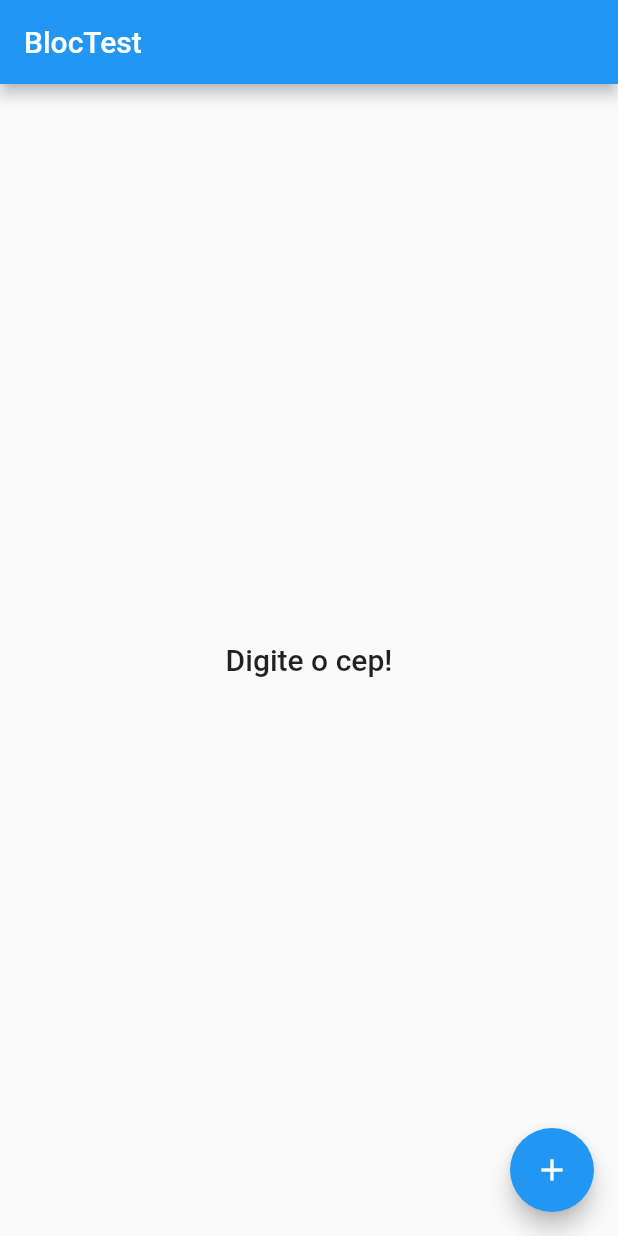
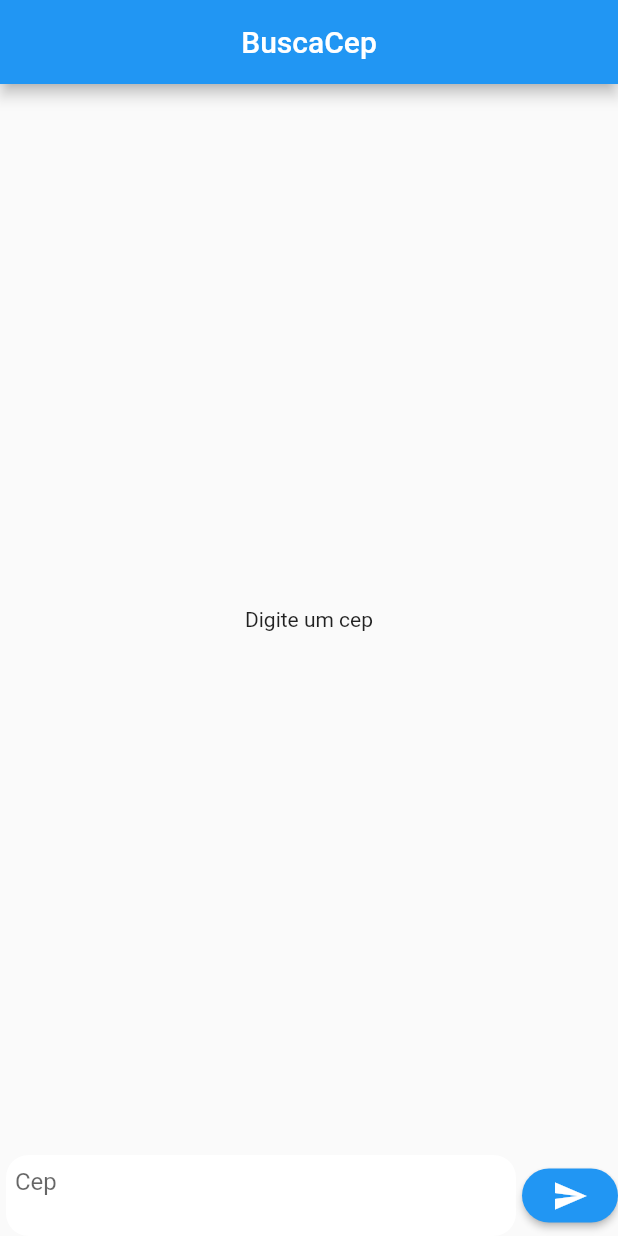
Before and after one commit to gamesilva/busca_cep_bloc, a Flutter app: the screen it shows after launch, on a phone screen of 412 x 824 dp. Run offline on Flutter 3.47's test engine with Material 2 defaults, Android fonts, the phone set to English and light mode, and no system bars; our stand-ins replace flutter_bloc.

Commit message:
feat: Adicionando o BLoC como gerenciador

```diff
--- a/lib/bloc/cep_cubit.dart
+++ /dev/null
@@ -1,21 +0,0 @@
-import 'package:busca_cep_bloc/bloc/cep_state.dart';
-import 'package:busca_cep_bloc/models/cep_model.dart';
-import 'package:busca_cep_bloc/services/cep_service.dart';
-import 'package:flutter/material.dart';
-import 'package:flutter_bloc/flutter_bloc.dart';
-
-class CepCubit extends Cubit<CepState> {
-  final CepService cepService;
-
-  CepCubit({@required this.cepService}) : super(CepState.none());
-
-  fetchCep(String cepToFind) async {
-    try {
-      emit(CepState.loading());
-      CepModel cep = await cepService.getCepInfos(cepToFind);
-      emit(CepState.success(cep));
-    } catch (e) {
-      emit(CepState.error());
-    }
-  }
-}
--- a/lib/bloc/cep_state.dart
+++ /dev/null
@@ -1,19 +0,0 @@
-import 'package:busca_cep_bloc/models/cep_model.dart';
-
-class CepState {
-  final CepModel cep;
-  final CepStatus status;
-
-  const CepState._({
-    this.cep,
-    this.status = CepStatus.none,
-  });
-
-  const CepState.none() : this._();
-  const CepState.loading() : this._(status: CepStatus.loading);
-  const CepState.error() : this._(status: CepStatus.error);
-  const CepState.success(CepModel cep)
-      : this._(status: CepStatus.success, cep: cep);
-}
-
-enum CepStatus { loading, success, error, none }
--- /dev/null
+++ b/lib/bloc/home_bloc.dart
@@ -0,0 +1,24 @@
+import 'package:busca_cep_bloc/bloc/home_event.dart';
+import 'package:busca_cep_bloc/bloc/home_state.dart';
+import 'package:busca_cep_bloc/models/cep_model.dart';
+import 'package:busca_cep_bloc/services/cep_service.dart';
+import 'package:flutter_bloc/flutter_bloc.dart';
+
+class HomeBloc extends Bloc<HomeEvent, HomeState> {
+  HomeBloc(HomeState initialState) : super(HomeStateLoading()) {
+    on<HomeEventFetchCep>((event, emit) async {
+      if (event.cepABuscar != null && event.cepABuscar.length > 0) {
+        emit(HomeStateLoading());
+        emit(await _fetchList(event.cepABuscar));
+      } else {
+        emit(HomeStateError(errorMessage: 'Digite um cep'));
+      }
+    });
+  }
+
+  Future<HomeState> _fetchList(String cepAProcurar) async {
+    Cep cep = await CepService().getCepInfos(cepAProcurar);
+
+    return HomeStateSuccess(cep: cep);
+  }
+}
--- /dev/null
+++ b/lib/bloc/home_event.dart
@@ -0,0 +1,11 @@
+import 'package:flutter/foundation.dart';
+
+class HomeEvent {}
+
+class HomeEventFetchCep extends HomeEvent {
+  final String cepABuscar;
+
+  HomeEventFetchCep({@required this.cepABuscar});
+}
+
+class HomeEventFetchListWithError extends HomeEvent {}
--- /dev/null
+++ b/lib/bloc/home_state.dart
@@ -0,0 +1,20 @@
+import 'package:busca_cep_bloc/models/cep_model.dart';
+import 'package:flutter/material.dart';
+
+class HomeState {}
+
+class HomeStateLoading extends HomeState {}
+
+class HomeStateError extends HomeState {
+  final String errorMessage;
+
+  HomeStateError({@required this.errorMessage});
+}
+
+class HomeStateSuccess extends HomeState {
+  final Cep cep;
+
+  HomeStateSuccess({@required this.cep});
+}
+
+class HomeStateNone extends HomeState {}
--- a/lib/main.dart
+++ b/lib/main.dart
@@ -1,7 +1,7 @@
-import 'package:busca_cep_bloc/bloc/cep_cubit.dart';
-import 'package:busca_cep_bloc/bloc/cep_state.dart';
-import 'package:busca_cep_bloc/models/cep_model.dart';
-import 'package:busca_cep_bloc/services/cep_service.dart';
+import 'package:busca_cep_bloc/bloc/home_bloc.dart';
+import 'package:busca_cep_bloc/bloc/home_event.dart';
+import 'package:busca_cep_bloc/bloc/home_state.dart';
+import 'package:busca_cep_bloc/pages/home_page.dart';
 import 'package:flutter/material.dart';
 import 'package:flutter_bloc/flutter_bloc.dart';
 
@@ -14,84 +14,11 @@ class MyApp extends StatelessWidget {
   Widget build(BuildContext context) {
     return MaterialApp(
       debugShowCheckedModeBanner: false,
-      home: RepositoryProvider(
-        create: (context) => CepService(),
-        child: CepPage(
-          title: 'BlocTest',
-        ),
+      home: BlocProvider<HomeBloc>(
+        create: (context) => HomeBloc(HomeStateLoading())
+          ..add(HomeEventFetchCep(cepABuscar: '')),
+        child: HomePage(),
       ),
     );
   }
 }
-
-class CepPage extends StatelessWidget {
-  final String title;
-  const CepPage({Key key, this.title}) : super(key: key);
-
-  @override
-  Widget build(BuildContext context) {
-    return Scaffold(
-      appBar: AppBar(
-        title: Text(title),
-      ),
-      body: BlocProvider(
-        create: (context) => CepCubit(
-          cepService: context.read<CepService>(),
-        ),
-        child: CepView(),
-      ),
-    );
-  }
-}
-
-class CepView extends StatelessWidget {
-  const CepView({Key key}) : super(key: key);
-
-  @override
-  Widget build(BuildContext context) {
-    final state = context.watch<CepCubit>().state;
-    switch (state.status) {
-      case CepStatus.none:
-        return CepVisualization(cep: null);
-        break;
-      case CepStatus.loading:
-        return Center(child: CircularProgressIndicator());
-        break;
-      case CepStatus.error:
-        return Center(child: Text('Ops! Something went wrong'));
-        break;
-      case CepStatus.success:
-        return CepVisualization(cep: state.cep);
-        break;
-      default:
-        return Container();
-    }
-  }
-}
-
-class CepVisualization extends StatelessWidget {
-  final CepModel cep;
-  const CepVisualization({Key key, this.cep}) : super(key: key);
-
-  @override
-  Widget build(BuildContext context) {
-    return Scaffold(
-      body: Center(
-        child: Column(
-          mainAxisAlignment: MainAxisAlignment.center,
-          children: <Widget>[
-            Text(
-              cep != null ? cep.logradouro : 'Digite o cep!',
-              style: Theme.of(context).textTheme.headline6,
-            ),
-          ],
-        ),
-      ),
-      floatingActionButton: FloatingActionButton(
-        onPressed: () => context.read<CepCubit>().fetchCep('37501056'),
-        tooltip: 'Increment',
-        child: Icon(Icons.add),
-      ),
-    );
-  }
-}
--- a/lib/models/cep_model.dart
+++ b/lib/models/cep_model.dart
@@ -1,6 +1,6 @@
 import 'dart:convert';
 
-class CepModel {
+class Cep {
   String cep;
   String logradouro;
   String complemento;
@@ -12,7 +12,7 @@ class CepModel {
   String ddd;
   String siafi;
 
-  CepModel({
+  Cep({
     this.cep,
     this.logradouro,
     this.complemento,
@@ -40,8 +40,8 @@ class CepModel {
     };
   }
 
-  factory CepModel.fromMap(Map<String, dynamic> map) {
-    return CepModel(
+  factory Cep.fromMap(Map<String, dynamic> map) {
+    return Cep(
       cep: map['cep'] ?? '',
       logradouro: map['logradouro'] ?? '',
       complemento: map['complemento'] ?? '',
@@ -57,6 +57,5 @@ class CepModel {
 
   String toJson() => json.encode(toMap());
 
-  factory CepModel.fromJson(String source) =>
-      CepModel.fromMap(json.decode(source));
+  factory Cep.fromJson(String source) => Cep.fromMap(json.decode(source));
 }
--- /dev/null
+++ b/lib/pages/home_page.dart
@@ -0,0 +1,130 @@
+import 'package:busca_cep_bloc/bloc/home_bloc.dart';
+import 'package:busca_cep_bloc/bloc/home_event.dart';
+import 'package:busca_cep_bloc/bloc/home_state.dart';
+import 'package:flutter/material.dart';
+import 'package:flutter_bloc/flutter_bloc.dart';
+
+class HomePage extends StatelessWidget {
+  const HomePage({Key key}) : super(key: key);
+
+  @override
+  Widget build(BuildContext context) {
+    final homeBloc = BlocProvider.of<HomeBloc>(context);
+    TextEditingController _controllerMensagem = TextEditingController();
+
+    return Scaffold(
+      appBar: AppBar(
+        title: Text('BuscaCep'),
+        centerTitle: true,
+      ),
+      body: Column(
+        crossAxisAlignment: CrossAxisAlignment.stretch,
+        children: [
+          Expanded(
+            child: BlocBuilder<HomeBloc, HomeState>(
+              bloc: BlocProvider.of<HomeBloc>(context),
+              builder: (context, state) {
+                if (state is HomeStateError) {
+                  return Center(child: Text(state.errorMessage));
+                }
+                if (state is HomeStateSuccess) {
+                  return Center(child: Text(state.cep.toJson()));
+                }
+                if (state is HomeStateLoading) {
+                  return Center(child: CircularProgressIndicator());
+                }
+                return Center(child: Text('Digite o cep'));
+              },
+            ),
+          ),
+          Row(
+            children: <Widget>[
+              CepFormField(controllerMensagem: _controllerMensagem),
+              SearchButton(
+                controllerMensagem: _controllerMensagem,
+                homeBloc: homeBloc,
+              )
+            ],
+          )
+        ],
+      ),
+    );
+  }
+}
+
+class CepFormField extends StatelessWidget {
+  const CepFormField({
+    Key key,
+    @required TextEditingController controllerMensagem,
+  })  : _controllerMensagem = controllerMensagem,
+        super(key: key);
+
+  final TextEditingController _controllerMensagem;
+
+  @override
+  Widget build(BuildContext context) {
+    return Expanded(
+      child: Padding(
+        padding: const EdgeInsets.symmetric(
+          horizontal: 4,
+        ),
+        child: Container(
+          decoration: BoxDecoration(
+            borderRadius: BorderRadius.circular(15),
+            color: Colors.white,
+          ),
+          child: Padding(
+            padding: const EdgeInsets.only(left: 6),
+            child: TextField(
+              maxLines: 2,
+              scrollPadding: EdgeInsets.only(
+                top: 0,
+              ),
+              cursorColor: Colors.black,
+              controller: _controllerMensagem,
+              keyboardType: TextInputType.number,
+              decoration: InputDecoration(
+                isDense: true,
+                border: InputBorder.none,
+                hintText: "Cep",
+              ),
+            ),
+          ),
+        ),
+      ),
+    );
+  }
+}
+
+class SearchButton extends StatelessWidget {
+  const SearchButton({
+    Key key,
+    @required TextEditingController controllerMensagem,
+    @required this.homeBloc,
+  })  : _controllerMensagem = controllerMensagem,
+        super(key: key);
+
+  final TextEditingController _controllerMensagem;
+  final HomeBloc homeBloc;
+
+  @override
+  Widget build(BuildContext context) {
+    return ElevatedButton(
+      style: ButtonStyle(
+        backgroundColor: MaterialStateProperty.all(
+          Colors.blue,
+        ),
+        shape: MaterialStateProperty.all<RoundedRectangleBorder>(
+          RoundedRectangleBorder(
+            borderRadius: BorderRadius.circular(100),
+          ),
+        ),
+      ),
+      onPressed: () async {
+        homeBloc.add(HomeEventFetchCep(cepABuscar: _controllerMensagem.text));
+        _controllerMensagem.clear();
+      },
+      child: Icon(Icons.send),
+    );
+  }
+}
--- a/lib/services/cep_service.dart
+++ b/lib/services/cep_service.dart
@@ -5,11 +5,11 @@ import 'package:busca_cep_bloc/services/webservice/ws.dart';
 class CepService {
   WS ws = WS();
 
-  Future<CepModel> getCepInfos(String cep) async {
+  Future<Cep> getCepInfos(String cep) async {
     String url = 'https://viacep.com.br/ws/$cep/json/';
     Uri uri = Uri.parse(url);
     final response = await ws.makeGetRequest(uri);
     Map responseMap = json.decode(response.body);
-    return CepModel.fromMap(responseMap);
+    return Cep.fromMap(responseMap);
   }
 }
```
